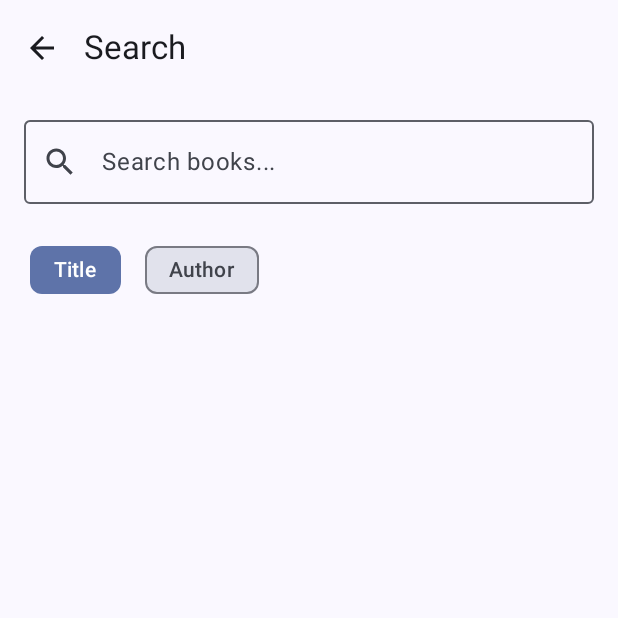
After one commit to MatthewMacalaladGBC/noveltea_android, an Android app built with Jetpack Compose: the SearchScreen screen opened through its navigation route, on a phone screen of 412 x 824 dp, the top half of it. The commit adds this screen. Run offline under Robolectric (Android 15) with nearby library versions, the phone set to English and light mode, and no system bars; pictures from the network do not load.

Commit message:
WIP: Save current work before switching to karen branch

```diff
--- a/app/src/main/java/ca/gbc/comp3074/noveltea_app/navigation/AppNavHost.kt
+++ b/app/src/main/java/ca/gbc/comp3074/noveltea_app/navigation/AppNavHost.kt
@@ -9,6 +9,7 @@ import ca.gbc.comp3074.noveltea_app.data.MockDataset
 import ca.gbc.comp3074.noveltea_app.ui.screens.BookGridHomeScreen
 import ca.gbc.comp3074.noveltea_app.ui.screens.BookDetailScreen
 import ca.gbc.comp3074.noveltea_app.ui.screens.ProfileScreen
+import ca.gbc.comp3074.noveltea_app.ui.screens.SearchScreen
 
 @Composable
 fun AppNavHost(){
@@ -18,13 +19,25 @@ fun AppNavHost(){
 
     // Defaults to "home" screen, or BookGridHomeScreen Composable
     NavHost(navController = navController, startDestination = "home") {
-        composable("home") { BookGridHomeScreen(navController = navController, books) }
+        composable("home") {
+            BookGridHomeScreen(
+                navController = navController,
+                books = books,
+                onSearchClick = { navController.navigate("search") }
+            )
+        }
         composable("detail/{bookId}") { backstackEntry ->
             // Retrieves bookId based on the bookId passed when clicking on any book in the grid.
             // Pulls from the passed navigation route, and turns it into an int (with a default of 0 if not found)
             val bookId = backstackEntry.arguments?.getString("bookId")?.toIntOrNull() ?: 0
             BookDetailScreen(navController = navController, bookId = bookId, books = books)
         }
-        composable("profile") { ProfileScreen(navController = navController, books) }
+composable("profile") { ProfileScreen(navController = navController, books) }
+        composable("search") {
+            SearchScreen(
+                navController = navController,
+                books = books
+            )
+        }
     }
 }
--- a/app/src/main/java/ca/gbc/comp3074/noveltea_app/ui/screens/BookGridHomeScreen.kt
+++ b/app/src/main/java/ca/gbc/comp3074/noveltea_app/ui/screens/BookGridHomeScreen.kt
@@ -46,10 +46,19 @@ import ca.gbc.comp3074.noveltea_app.model.Book
 import ca.gbc.comp3074.noveltea_app.data.local.NameStore
 import ca.gbc.comp3074.noveltea_app.ui.components.NameLogin
 import ca.gbc.comp3074.noveltea_app.R
+import androidx.compose.material.icons.Icons
+import androidx.compose.material.icons.filled.Search
+import androidx.compose.material3.Icon
+import androidx.compose.material3.IconButton
 
 //Home Screen
+@OptIn(ExperimentalMaterial3Api::class)
 @Composable
-fun BookGridHomeScreen(navController: NavHostController, books: List<Book>) {
+fun BookGridHomeScreen(
+    navController: NavHostController,
+    books: List<Book>,
+    onSearchClick: () -> Unit = {}
+) {
     val ctx = androidx.compose.ui.platform.LocalContext.current
 
     // user login state
@@ -122,8 +131,17 @@ fun BookGridHomeScreen(navController: NavHostController, books: List<Book>) {
                         )
                     }
 
-                    // Right side: Login/Sign up if no user, otherwise greeting + Logout
-                    if (name.isNullOrBlank()) {
+                    // Right side: Search + Login/Sign up if no user, otherwise greeting + Logout
+                    Row(verticalAlignment = Alignment.CenterVertically) {
+                        // Search button
+                        IconButton(onClick = onSearchClick) {
+                            Icon(
+                                imageVector = Icons.Default.Search,
+                                contentDescription = "Search"
+                            )
+                        }
+
+                        if (name.isNullOrBlank()) {
                         Row {
                             Button(onClick = {
                                 isSignUp = false
@@ -140,11 +158,10 @@ fun BookGridHomeScreen(navController: NavHostController, books: List<Book>) {
                             }
                         }
                     } else {
-                        Row(verticalAlignment = Alignment.CenterVertically) {
-                            Text(
-                                text = "Hi, $name",
-                                modifier = Modifier.padding(end = 8.dp)
-                            )
+                        Text(
+                            text = "Hi, $name",
+                            modifier = Modifier.padding(end = 8.dp)
+                        )
                             Button(onClick = {
                                 NameStore.clear(ctx)
                                 name = null
--- /dev/null
+++ b/app/src/main/java/ca/gbc/comp3074/noveltea_app/ui/screens/SearchScreen.kt
@@ -0,0 +1,129 @@
+package ca.gbc.comp3074.noveltea_app.ui.screens
+
+import androidx.compose.foundation.layout.*
+import androidx.compose.foundation.lazy.LazyColumn
+import androidx.compose.foundation.lazy.items
+import androidx.compose.material.icons.Icons
+import androidx.compose.material.icons.filled.ArrowBack
+import androidx.compose.material.icons.filled.Search
+import androidx.compose.material3.*
+import androidx.compose.runtime.*
+import androidx.compose.ui.Alignment
+import androidx.compose.ui.Modifier
+import androidx.compose.ui.unit.dp
+import androidx.navigation.NavController
+import ca.gbc.comp3074.noveltea_app.model.Book
+import ca.gbc.comp3074.noveltea_app.ui.components.BookItem
+
+@OptIn(ExperimentalMaterial3Api::class)
+@Composable
+fun SearchScreen(
+    navController: NavController,
+    books: List<Book>,
+    onBookClick: (Int) -> Unit = { navController.navigate("detail/$it") }
+) {
+    var searchQuery by remember { mutableStateOf("") }
+    var selectedFilter by remember { mutableStateOf("title") } // title, author, genre
+
+    val filteredBooks = remember(searchQuery, selectedFilter, books) {
+        if (searchQuery.isBlank()) {
+            emptyList()
+        } else {
+            books.filter { book ->
+                when (selectedFilter) {
+                    "title" -> book.title.contains(searchQuery, ignoreCase = true)
+                    "author" -> book.author.contains(searchQuery, ignoreCase = true)
+                    // Add genre filtering when genre is added to the Book model
+                    else -> book.title.contains(searchQuery, ignoreCase = true) ||
+                            book.author.contains(searchQuery, ignoreCase = true)
+                }
+            }
+        }
+    }
+
+    Scaffold(
+        topBar = {
+            TopAppBar(
+                title = { Text("Search") },
+                navigationIcon = {
+                    IconButton(onClick = { navController.popBackStack() }) {
+                        Icon(Icons.Default.ArrowBack, contentDescription = "Back")
+                    }
+                }
+            )
+        }
+    ) { padding ->
+        Column(
+            modifier = Modifier
+                .fillMaxSize()
+                .padding(padding)
+        ) {
+            // Search Bar
+            OutlinedTextField(
+                value = searchQuery,
+                onValueChange = { searchQuery = it },
+                modifier = Modifier
+                    .fillMaxWidth()
+                    .padding(16.dp),
+                placeholder = { Text("Search books...") },
+                leadingIcon = { Icon(Icons.Default.Search, contentDescription = "Search") },
+                singleLine = true
+            )
+
+            // Filter Chips
+            Row(
+                modifier = Modifier
+                    .fillMaxWidth()
+                    .padding(horizontal = 16.dp),
+                horizontalArrangement = Arrangement.spacedBy(8.dp)
+            ) {
+                listOf("Title", "Author").forEach { filter ->
+                    val filterLower = filter.lowercase()
+                    FilterChip(
+                        selected = selectedFilter == filterLower,
+                        onClick = { selectedFilter = filterLower },
+                        label = { Text(filter) },
+                        modifier = Modifier.padding(4.dp)
+                    )
+                }
+            }
+
+            // Search Results
+            LazyColumn(
+                modifier = Modifier
+                    .fillMaxSize()
+                    .padding(horizontal = 16.dp)
+            ) {
+                items(filteredBooks) { book ->
+                    BookItem(
+                        book = book,
+                        onClick = { onBookClick(book.id) },
+                        modifier = Modifier.padding(vertical = 4.dp)
+                    )
+                }
+            }
+        }
+    }
+}
+
+@OptIn(ExperimentalMaterial3Api::class)
+@Composable
+private fun FilterChip(
+    selected: Boolean,
+    onClick: () -> Unit,
+    label: @Composable () -> Unit,
+    modifier: Modifier = Modifier
+) {
+    FilterChip(
+        selected = selected,
+        onClick = onClick,
+        label = label,
+        modifier = modifier,
+        colors = FilterChipDefaults.filterChipColors(
+            selectedContainerColor = MaterialTheme.colorScheme.primaryContainer,
+            selectedLabelColor = MaterialTheme.colorScheme.onPrimaryContainer,
+            containerColor = MaterialTheme.colorScheme.surfaceVariant,
+            labelColor = MaterialTheme.colorScheme.onSurfaceVariant,
+        )
+    )
+}
```
Also changed, not shown: 1 other file.
